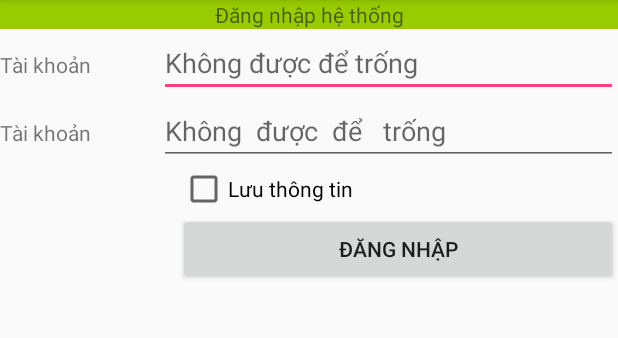
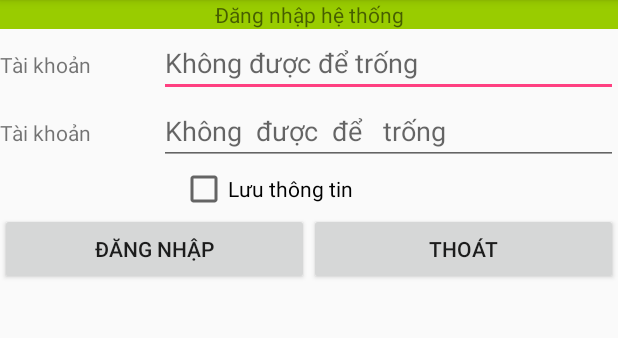
Before and after one commit to thanhduyPTA/PTD_Cau1, an Android app: the screen it shows after launch (MainActivity), on a phone screen of 412 x 824 dp, the part 84-422 px from its top. Run offline under Robolectric (Android 15) with nearby library versions, the phone set to English and light mode, and no system bars.

Commit message:
Add button Thoat

```diff
--- a/app/src/main/java/com/example/student/ptd_cau1/MainActivity.java
+++ b/app/src/main/java/com/example/student/ptd_cau1/MainActivity.java
@@ -1,5 +1,7 @@
 package com.example.student.ptd_cau1;
 
+import android.content.DialogInterface;
+import android.support.v7.app.AlertDialog;
 import android.support.v7.app.AppCompatActivity;
 import android.os.Bundle;
 import android.view.View;
@@ -13,7 +15,7 @@ public class MainActivity extends AppCompatActivity {
 
     TextView thongbao;
     EditText edit1, edit2;
-    Button btnDN;
+    Button btnDN, btnThoat;
     CheckBox check;
 
     @Override
@@ -26,6 +28,7 @@ public class MainActivity extends AppCompatActivity {
         edit2 = findViewById(R.id.edit2);
         btnDN = findViewById(R.id.btnDN);
         check = findViewById(R.id.check);
+        btnThoat = findViewById(R.id.btnThoat);
 
         btnDN.setOnClickListener(new View.OnClickListener() {
             @Override
@@ -37,5 +40,31 @@ public class MainActivity extends AppCompatActivity {
                 thongbao.setText(tb);
             }
         });
+
+        btnThoat.setOnClickListener(new View.OnClickListener() {
+            @Override
+            public void onClick(View view) {
+                AlertDialog.Builder builder =  new AlertDialog.Builder(MainActivity.this);
+                builder.setTitle("Thông báo");
+                builder.setMessage("Bạn có muốn thoát không?");
+
+                builder.setPositiveButton("Có", new DialogInterface.OnClickListener() {
+                    @Override
+                    public void onClick(DialogInterface dialogInterface, int i) {
+                        Toast.makeText(MainActivity.this, "Good bye Thanh Duy", Toast.LENGTH_LONG);
+                        finish();
+                    }
+                });
+
+                builder.setNegativeButton("Không", new DialogInterface.OnClickListener() {
+                    @Override
+                    public void onClick(DialogInterface dialogInterface, int i) {
+
+                    }
+                });
+
+                builder.show();
+            }
+        });
     }
 }
--- a/app/src/main/res/layout/activity_main.xml
+++ b/app/src/main/res/layout/activity_main.xml
@@ -71,12 +71,26 @@
         android:layout_gravity="right"
         android:text="Lưu thông tin" />
 
-    <Button
-        android:id="@+id/btnDN"
-        android:layout_width="293dp"
+    <LinearLayout
+        android:layout_width="match_parent"
         android:layout_height="wrap_content"
-        android:layout_gravity="right"
-        android:text="Đăng nhập" />
+        android:orientation="horizontal">
+
+        <Button
+            android:id="@+id/btnDN"
+            android:layout_width="293dp"
+            android:layout_height="wrap_content"
+            android:layout_gravity="right"
+            android:layout_weight="1"
+            android:text="Đăng nhập" />
+
+        <Button
+            android:id="@+id/btnThoat"
+            android:layout_width="294dp"
+            android:layout_height="wrap_content"
+            android:layout_weight="1"
+            android:text="Thoát" />
+    </LinearLayout>
 
     <TextView
         android:id="@+id/thongbao"
```
